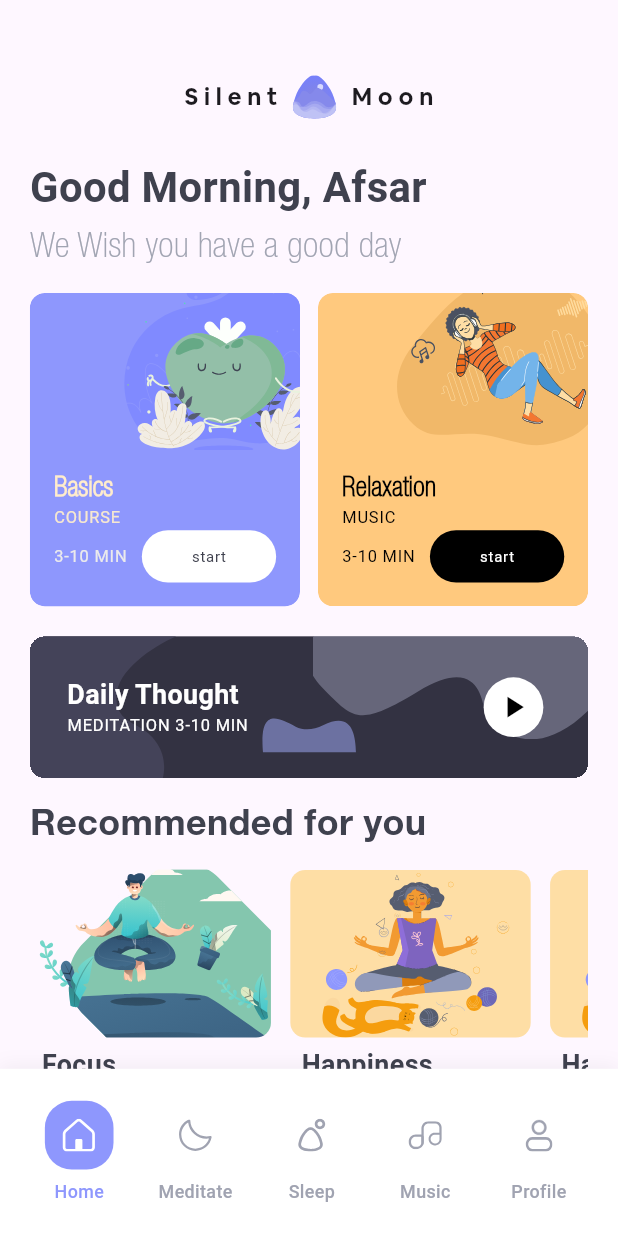
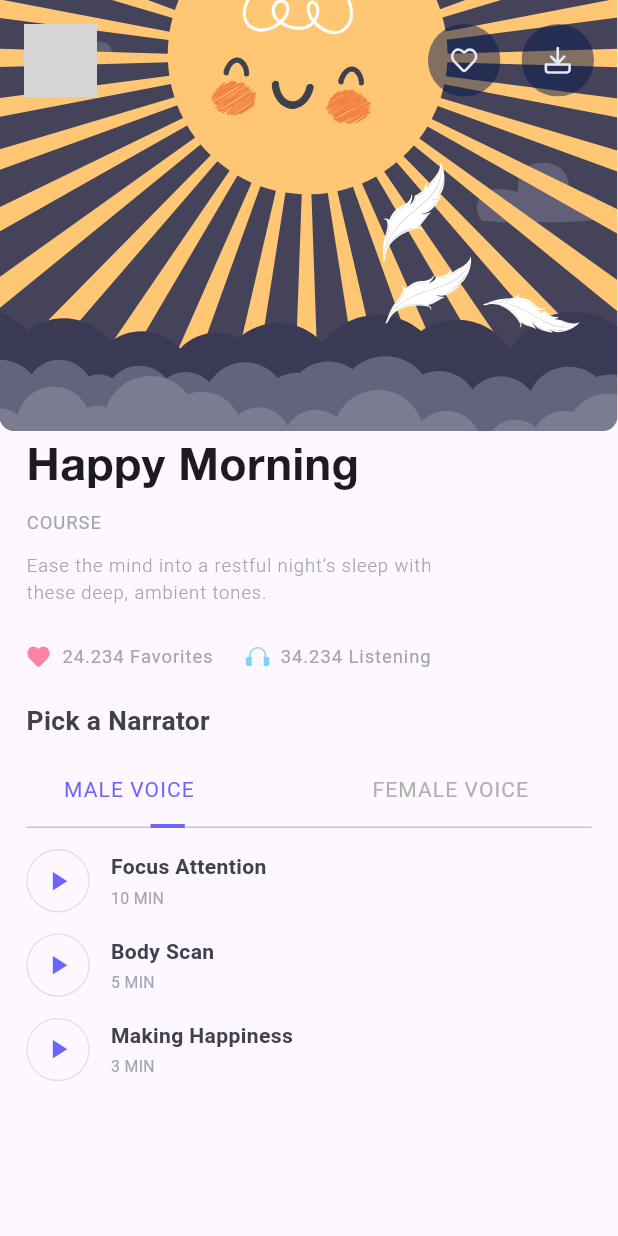
Before and after one commit to Ahmadsaad1133/sleep_app, a Flutter app: the HomePage7 screen opened directly, after a tap on "start", on a phone screen of 412 x 824 dp. Run offline on Flutter 3.47's test engine with Material 3 defaults, Android fonts, the phone set to English and light mode, and no system bars; our stand-ins replace flutter_svg; Roboto replaces fonts that are missing (HelveticaNeue); grey boxes are pictures that could not be loaded.

Commit message:
Initial commit

```diff
--- /dev/null
+++ b/lib/views/course_details/course_details_page.dart
@@ -0,0 +1,322 @@
+import 'package:flutter/material.dart';
+import 'package:flutter_svg/flutter_svg.dart';
+
+class CourseDetailsPage extends StatelessWidget {
+  const CourseDetailsPage({Key? key}) : super(key: key);
+
+  @override
+  Widget build(BuildContext context) {
+    final screenWidth = MediaQuery.of(context).size.width;
+    final scale = screenWidth / 375 * 0.8;
+    final tabWidth = screenWidth / 2;
+    final sideInset = (tabWidth - 46 * scale) / 2;
+    final topPadding = MediaQuery.of(context).padding.top;
+
+    return DefaultTabController(
+      length: 2,
+      child: Scaffold(
+        body: Column(
+          crossAxisAlignment: CrossAxisAlignment.start,
+          children: [
+            SizedBox(
+              height: 288,
+              child: Stack(
+                clipBehavior: Clip.hardEdge,
+                children: [
+                  SvgPicture.asset(
+                    'assets/images/sun.svg',
+                    width: double.infinity,
+                    height: 288,
+                    fit: BoxFit.contain,
+                    alignment: Alignment.topCenter,
+                  ),
+                  Positioned(
+                    top: topPadding + 16,
+                    left: 16,
+                    child: InkWell(
+                      onTap: () => Navigator.of(context).pop(),
+                      child: SvgPicture.asset(
+                        'assets/images/NavigateLeft.svg',
+                        width: 55 * scale,
+                        height: 55 * scale,
+                      ),
+                    ),
+                  ),
+                  Positioned(
+                    top: topPadding + 16,
+                    right: 16,
+                    child: Row(
+                      children: [
+                        InkWell(
+                          onTap: () {},
+                          child: SvgPicture.asset(
+                            'assets/images/heart.svg',
+                            width: 55 * scale,
+                            height: 55 * scale,
+                          ),
+                        ),
+                        SizedBox(width: 16 * scale),
+                        InkWell(
+                          onTap: () {},
+                          child: SvgPicture.asset(
+                            'assets/images/download.svg',
+                            width: 55 * scale,
+                            height: 55 * scale,
+                          ),
+                        ),
+                      ],
+                    ),
+                  ),
+                ],
+              ),
+            ),
+
+            Padding(
+              padding: EdgeInsets.only(
+                left: 20 * scale,
+                top: 10 * scale,
+                right: 20 * scale,
+              ),
+              child: Column(
+                crossAxisAlignment: CrossAxisAlignment.start,
+                children: [
+                  Text(
+                    'Happy Morning',
+                    style: TextStyle(
+                      fontFamily: 'HelveticaNeueBold',
+                      fontSize: 34 * scale,
+                      fontWeight: FontWeight.w700,
+                      height: 1.08,
+                    ),
+                  ),
+                  SizedBox(height: 15 * scale),
+                  Text(
+                    'COURSE',
+                    style: TextStyle(
+                      fontFamily: 'HelveticaNeue',
+                      fontSize: 14 * scale,
+                      fontWeight: FontWeight.w400,
+                      height: 1.08,
+                      letterSpacing: 0.7 * scale,
+                      color: const Color(0xFFA1A4B2),
+                    ),
+                  ),
+                  SizedBox(height: 15 * scale),
+                  Text(
+                    'Ease the mind into a restful night’s sleep with\nthese deep, ambient tones.',
+                    style: TextStyle(
+                      fontFamily: 'HelveticaNeue',
+                      fontSize: 14 * scale,
+                      fontWeight: FontWeight.w300,
+                      height: 1.45,
+                      letterSpacing: 0.7 * scale,
+                      color: const Color(0xFFA1A4B2),
+                    ),
+                  ),
+                  SizedBox(height: 30 * scale),
+                  Row(
+                    children: [
+                      SvgPicture.asset(
+                        'assets/images/heartIcon.svg',
+                        width: 19 * scale,
+                        height: 16 * scale,
+                      ),
+                      SizedBox(width: 8 * scale),
+                      Text(
+                        '24.234 Favorites',
+                        style: TextStyle(
+                          fontFamily: 'HelveticaNeue',
+                          fontSize: 14 * scale,
+                          fontWeight: FontWeight.w400,
+                          height: 1.08,
+                          letterSpacing: 0.7 * scale,
+                          color: const Color(0xFFA1A4B2),
+                        ),
+                      ),
+                      SizedBox(width: 24 * scale),
+                      SvgPicture.asset(
+                        'assets/images/headphoneIcon.svg',
+                        width: 19 * scale,
+                        height: 16 * scale,
+                      ),
+                      SizedBox(width: 8 * scale),
+                      Text(
+                        '34.234 Listening',
+                        style: TextStyle(
+                          fontFamily: 'HelveticaNeue',
+                          fontSize: 14 * scale,
+                          fontWeight: FontWeight.w400,
+                          height: 1.08,
+                          letterSpacing: 0.7 * scale,
+                          color: const Color(0xFFA1A4B2),
+                        ),
+                      ),
+                    ],
+                  ),
+                  SizedBox(height: 30 * scale),
+                  Text(
+                    'Pick a Narrator',
+                    style: TextStyle(
+                      fontFamily: 'HelveticaNeue',
+                      fontSize: 20 * scale,
+                      fontWeight: FontWeight.w700,
+                      height: 1.08,
+                      color: const Color(0xFF3F414E),
+                    ),
+                  ),
+                  SizedBox(height: 16 * scale),
+                  TabBar(
+                    indicatorPadding: EdgeInsets.zero,
+                    indicator: UnderlineTabIndicator(
+                      borderSide: BorderSide(
+                        color: const Color(0xFF6C63FF),
+                        width: 3 * scale,
+                      ),
+                      insets: EdgeInsets.fromLTRB(
+                        sideInset,
+                        0,
+                        sideInset,
+                        0,
+                      ),
+                    ),
+                    indicatorSize: TabBarIndicatorSize.tab,
+                    labelColor: const Color(0xFF6C63FF),
+                    unselectedLabelColor: const Color(0xFFB0B0B0),
+                    tabs: [
+                      Tab(
+                        child: Container(
+                          alignment: Alignment.centerLeft,
+                          padding: EdgeInsets.only(left: 10 * scale),
+                          child: Text(
+                            'MALE VOICE',
+                            style: TextStyle(
+                              fontFamily: 'HelveticaNeue',
+                              fontSize: 16 * scale,
+                              fontWeight: FontWeight.w400,
+                              height: 1.08,
+                              letterSpacing: 0.8 * scale,
+                            ),
+                          ),
+                        ),
+                      ),
+                      Tab(
+                        child: Container(
+                          alignment: Alignment.center,
+                          child: Text(
+                            'FEMALE VOICE',
+                            style: TextStyle(
+                              fontFamily: 'HelveticaNeue',
+                              fontSize: 16 * scale,
+                              fontWeight: FontWeight.w400,
+                              height: 1.08,
+                              letterSpacing: 0.8 * scale,
+                            ),
+                          ),
+                        ),
+                      ),
+                    ],
+                  ),
+                ],
+              ),
+            ),
+            const Expanded(
+              child: TabBarView(
+                children: [
+                  VoiceList(),
+                  VoiceList(),
+                ],
+              ),
+            ),
+          ],
+        ),
+      ),
+    );
+  }
+}
+
+class VoiceList extends StatelessWidget {
+  const VoiceList({Key? key}) : super(key: key);
+
+  @override
+  Widget build(BuildContext context) {
+    final screenWidth = MediaQuery.of(context).size.width;
+    final scale = screenWidth / 375 * 0.8;
+
+    return ListView(
+      padding: EdgeInsets.symmetric(
+        vertical: 16 * scale,
+        horizontal: 20 * scale,
+      ),
+      children: const [
+        ListItem(title: 'Focus Attention', minutes: 10),
+        ListItem(title: 'Body Scan', minutes: 5),
+        ListItem(title: 'Making Happiness', minutes: 3),
+      ],
+    );
+  }
+}
+
+class ListItem extends StatelessWidget {
+  final String title;
+  final int minutes;
+  const ListItem({
+    Key? key,
+    required this.title,
+    required this.minutes,
+  }) : super(key: key);
+
+  @override
+  Widget build(BuildContext context) {
+    final screenWidth = MediaQuery.of(context).size.width;
+    final scale = screenWidth / 375 * 0.8;
+
+    return Padding(
+      padding: EdgeInsets.only(bottom: 16 * scale),
+      child: Row(
+        children: [
+          Container(
+            width: 48 * scale,
+            height: 48 * scale,
+            decoration: BoxDecoration(
+              shape: BoxShape.circle,
+              border: Border.all(
+                color: const Color(0xFFE0E0E0),
+                width: 1 * scale,
+              ),
+            ),
+            child: Icon(
+              Icons.play_arrow,
+              size: 24 * scale,
+              color: const Color(0xFF6C63FF),
+            ),
+          ),
+          SizedBox(width: 16 * scale),
+          Column(
+            crossAxisAlignment: CrossAxisAlignment.start,
+            children: [
+              Text(
+                title,
+                style: TextStyle(
+                  fontFamily: 'HelveticaNeue',
+                  fontSize: 16 * scale,
+                  fontWeight: FontWeight.w600,
+                  color: const Color(0xFF3F414E),
+                ),
+              ),
+              SizedBox(height: 4 * scale),
+              Text(
+                '$minutes MIN',
+                style: TextStyle(
+                  fontFamily: 'HelveticaNeue',
+                  fontSize: 12 * scale,
+                  fontWeight: FontWeight.w400,
+                  color: const Color(0xFFA1A4B2),
+                ),
+              ),
+            ],
+          ),
+        ],
+      ),
+    );
+  }
+}
--- a/lib/views/home_page_7/home_page_7.dart
+++ b/lib/views/home_page_7/home_page_7.dart
@@ -1,6 +1,7 @@
 import 'dart:math';
 import 'package:flutter/material.dart';
 import 'package:flutter_svg/flutter_svg.dart';
+import '/views/course_details/course_details_page.dart'; // <-- Make sure this file exists in your lib/
 
 class HomePage7 extends StatefulWidget {
   const HomePage7({Key? key}) : super(key: key);
@@ -37,6 +38,7 @@ class _HomePage7State extends State<HomePage7> {
       required String imageAsset,
       required String title,
       required String subtitle,
+      required bool isCourse,
       Color titleColor = const Color(0xFFFFECCC),
       Color subtitleColor = const Color(0xFFF7E8D0),
       Color timeTextColor = const Color(0xFFEBEAEC),
@@ -121,7 +123,16 @@ class _HomePage7State extends State<HomePage7> {
                       width: buttonWidth,
                       height: buttonHeight,
                       child: ElevatedButton(
-                        onPressed: () {},
+                        onPressed: () {
+                          if (isCourse) {
+                            Navigator.push(
+                              context,
+                              MaterialPageRoute(
+                                builder: (_) => const CourseDetailsPage(),
+                              ),
+                            );
+                          }
+                        },
                         child: FittedBox(
                           fit: BoxFit.scaleDown,
                           child: Text(
@@ -141,7 +152,8 @@ class _HomePage7State extends State<HomePage7> {
                           MaterialStateProperty.all(buttonBgColor),
                           shape: MaterialStateProperty.all(
                             RoundedRectangleBorder(
-                              borderRadius: BorderRadius.circular(getSize(25)),
+                              borderRadius:
+                              BorderRadius.circular(getSize(25)),
                             ),
                           ),
                           elevation: MaterialStateProperty.all(0),
@@ -251,8 +263,9 @@ class _HomePage7State extends State<HomePage7> {
                 fontSize: getFontSize(12),
                 fontWeight: FontWeight.w500,
                 fontFamily: 'HelveticaNeue',
-                color:
-                isSelected ? const Color(0xFF8E97FD) : const Color(0xFFA0A3B1),
+                color: isSelected
+                    ? const Color(0xFF8E97FD)
+                    : const Color(0xFFA0A3B1),
               ),
             ),
           ],
@@ -265,7 +278,6 @@ class _HomePage7State extends State<HomePage7> {
         Navigator.pop(context);
         return false;
       },
-
       child: Scaffold(
         body: SafeArea(
           child: SingleChildScrollView(
@@ -335,6 +347,7 @@ class _HomePage7State extends State<HomePage7> {
                         imageAsset: 'assets/images/apple.svg',
                         title: 'Basics',
                         subtitle: 'COURSE',
+                        isCourse: true,
                       ),
                       SizedBox(width: getSize(12)),
                       buildCard(
@@ -342,6 +355,7 @@ class _HomePage7State extends State<HomePage7> {
                         imageAsset: 'assets/images/woman.svg',
                         title: 'Relaxation',
                         subtitle: 'MUSIC',
+                        isCourse: false,
                         titleColor: Colors.black,
                         subtitleColor: Colors.black,
                         timeTextColor: Colors.black,
@@ -470,9 +484,7 @@ class _HomePage7State extends State<HomePage7> {
                       scrollDirection: Axis.horizontal,
                       itemCount: 10,
                       padding: EdgeInsets.only(right: getSize(20)),
-                      itemBuilder: (context, index) {
-                        return buildHorizontalItem(index);
-                      },
+                      itemBuilder: (context, index) => buildHorizontalItem(index),
                     ),
                   ),
                   SizedBox(height: getSize(40)),
--- a/lib/views/sign_in/sign_in_page.dart
+++ b/lib/views/sign_in/sign_in_page.dart
@@ -57,7 +57,7 @@ class _SignInPageState extends State<SignInPage> {
     double forgotPasswordFontSize = (w * 0.035).clamp(12.0, 16.0);
 
     return Scaffold(
-      resizeToAvoidBottomInset: false,
+      resizeToAvoidBottomInset: true, // allow resize when keyboard shows
       body: Stack(
         clipBehavior: Clip.none,
         children: [
@@ -76,6 +76,9 @@ class _SignInPageState extends State<SignInPage> {
           SafeArea(
             child: Padding(
               padding: const EdgeInsets.symmetric(horizontal: hp),
+              child: SingleChildScrollView(
+                padding: const EdgeInsets.only(bottom: 20),
+                physics: const BouncingScrollPhysics(),
                 child: Column(
                   crossAxisAlignment: CrossAxisAlignment.stretch,
                   children: [
@@ -197,9 +200,8 @@ class _SignInPageState extends State<SignInPage> {
                             fontFamily: 'HelveticaNeue',
                             fontSize: forgotPasswordFontSize,
                             fontWeight: FontWeight.w400,
-                          height: 1.08, // line height 108%
-                          letterSpacing:
-                          forgotPasswordFontSize * 0.05, // 5% of font size
+                            height: 1.08,
+                            letterSpacing: forgotPasswordFontSize * 0.05,
                             color: const Color(0xFF3F414E),
                           ),
                         ),
@@ -237,6 +239,7 @@ class _SignInPageState extends State<SignInPage> {
                     ),
                     const SizedBox(height: 15),
                   ],
+                ),
               ),
             ),
           ),
--- a/lib/views/sign_up/sign_up_page.dart
+++ b/lib/views/sign_up/sign_up_page.dart
@@ -1,6 +1,6 @@
 import 'package:flutter/material.dart';
 import 'package:flutter_svg/flutter_svg.dart';
-import '/views/welcome_page/welcome_page.dart'; // <-- Update this to your actual path
+import '/views/welcome_page/welcome_page.dart'; // <-- adjust path as needed
 
 class SignUnPage extends StatefulWidget {
   const SignUnPage({Key? key}) : super(key: key);
@@ -37,8 +37,7 @@ class _SignUnPageState extends State<SignUnPage> {
   @override
   Widget build(BuildContext context) {
     final w = MediaQuery.of(context).size.width;
-    const svgOrigW = 547.0;
-    const svgOrigH = 428.0;
+    const svgOrigW = 547.0, svgOrigH = 428.0;
     final svgHeight = w * (svgOrigH / svgOrigW);
 
     double titleFontSize = (w * 0.06).clamp(18.0, 28.0);
@@ -47,24 +46,23 @@ class _SignUnPageState extends State<SignUnPage> {
     double orFontSize = (w * 0.03).clamp(10.0, 14.0);
     double inputTextFontSize = (w * 0.04).clamp(12.0, 16.0);
     double policyFontSize = (w * 0.035).clamp(10.0, 14.0);
-
-    double inputHeight;
-    if (w < 320) inputHeight = 28;
-    else if (w < 400) inputHeight = 34;
-    else if (w < 600) inputHeight = 44;
-    else inputHeight = 60;
-
+    double inputHeight = w < 320
+        ? 28
+        : w < 400
+        ? 34
+        : w < 600
+        ? 44
+        : 60;
     double loginButtonHeight = (w * 0.16).clamp(48.0, 63.0);
     const hp = 20.0;
-
-    // Dynamic size for Navigate Left icon
     double navIconSize = (w * 0.13).clamp(30.0, 55.0);
 
     return Scaffold(
-      resizeToAvoidBottomInset: false,
+      resizeToAvoidBottomInset: true,
       body: Stack(
         clipBehavior: Clip.none,
         children: [
+          // SVG background
           Positioned(
             top: 0,
             left: 0,
@@ -75,14 +73,13 @@ class _SignUnPageState extends State<SignUnPage> {
               fit: BoxFit.cover,
             ),
           ),
+
           SafeArea(
-            child: OverflowBox(
-              maxHeight: double.infinity,
-              alignment: Alignment.topCenter,
             child: Padding(
               padding: const EdgeInsets.symmetric(horizontal: hp),
               child: SingleChildScrollView(
-                  padding: const EdgeInsets.only(bottom: 20), // <-- Added bottom padding here
+                padding: const EdgeInsets.only(bottom: 20),
+                physics: const BouncingScrollPhysics(),
                 child: Column(
                   crossAxisAlignment: CrossAxisAlignment.stretch,
                   children: [
@@ -134,7 +131,7 @@ class _SignUnPageState extends State<SignUnPage> {
                     ),
                     const SizedBox(height: 28),
                     Text(
-                        'OR LOG IN WITH EMAIL',
+                      'OR SIGN UP WITH EMAIL',
                       style: TextStyle(
                         fontSize: orFontSize,
                         fontFamily: 'HelveticaNeue',
@@ -200,16 +197,13 @@ class _SignUnPageState extends State<SignUnPage> {
                             ),
                           ),
                         ),
-                          Align(
-                            alignment: Alignment.centerRight,
-                            child: Checkbox(
+                        Checkbox(
                           materialTapTargetSize: MaterialTapTargetSize.shrinkWrap,
                           checkColor: Colors.white,
                           activeColor: const Color(0xFF8E97FD),
                           side: const BorderSide(color: Color(0xFFA1A4B2)),
                           value: _acceptedPolicy,
                           onChanged: (val) => setState(() => _acceptedPolicy = val ?? false),
-                            ),
                         ),
                       ],
                     ),
@@ -220,7 +214,9 @@ class _SignUnPageState extends State<SignUnPage> {
                         onPressed: () {
                           Navigator.push(
                             context,
-                              MaterialPageRoute(builder: (_) => const WelcomePage()),
+                            MaterialPageRoute(
+                              builder: (_) => const WelcomePage(),
+                            ),
                           );
                         },
                         style: ElevatedButton.styleFrom(
@@ -241,7 +237,6 @@ class _SignUnPageState extends State<SignUnPage> {
                       ),
                     ),
                   ],
-                  ),
                 ),
               ),
             ),
@@ -295,7 +290,6 @@ class _SignUnPageState extends State<SignUnPage> {
 
     return SizedBox(
       height: height,
-      width: double.infinity,
       child: outlined
           ? OutlinedButton(
         onPressed: () {},
--- a/pubspec.yaml
+++ b/pubspec.yaml
@@ -52,6 +52,11 @@ flutter:
     - assets/images/profileIcon.svg
     - assets/images/container1.svg
     - assets/images/container2.svg
+    - assets/images/sun.svg
+    - assets/images/heart.svg
+    - assets/images/download.svg
+    - assets/images/heartIcon.svg
+    - assets/images/headphoneIcon.svg
 
 
   fonts:
```
Also changed, not shown: assets/images/download.svg (added), assets/images/headphoneIcon.svg (added), assets/images/heart.svg (added), assets/images/heartIcon.svg (added), assets/images/sun.svg (added). Lines whose indentation alone changed are shown as unchanged.
